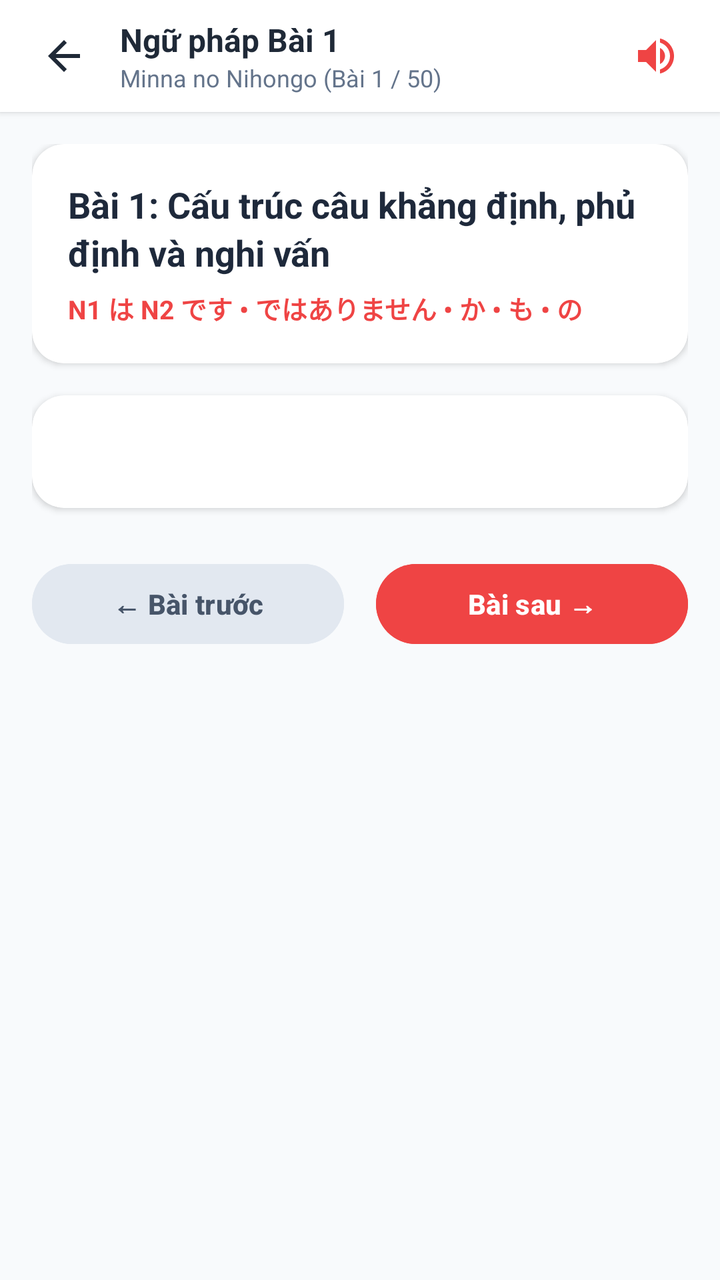
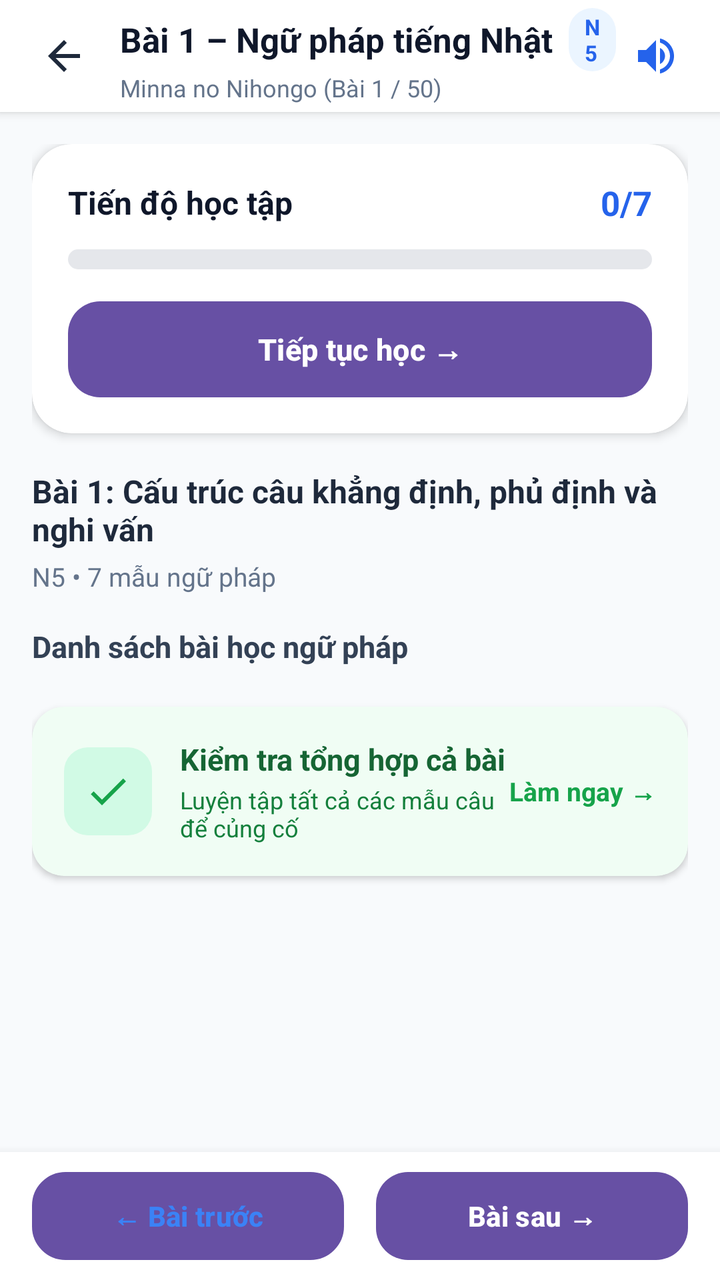

An Android layout rendered at two revisions. The XML below is the earlier revision; the diff shows what the commit changed to produce the second picture.
<!-- AndroidManifest.xml: application theme Theme.LearnEnglish -->
<!-- res/layout/activity_japanese_grammar_detail.xml -->
<?xml version="1.0" encoding="utf-8"?>
<LinearLayout xmlns:android="http://schemas.android.com/apk/res/android"
    xmlns:app="http://schemas.android.com/apk/res-auto"
    android:id="@+id/main"
    android:layout_width="match_parent"
    android:layout_height="match_parent"
    android:orientation="vertical"
    android:background="#F8FAFC">

    
    <LinearLayout
        android:layout_width="match_parent"
        android:layout_height="56dp"
        android:background="@android:color/white"
        android:gravity="center_vertical"
        android:elevation="2dp"
        android:paddingStart="12dp"
        android:paddingEnd="12dp">

        <ImageButton
            android:id="@+id/btnBack"
            android:layout_width="40dp"
            android:layout_height="40dp"
            android:background="?attr/selectableItemBackgroundBorderless"
            android:src="@drawable/ic_arrow_back"
            android:tint="#1F2937" />

        <LinearLayout
            android:layout_width="0dp"
            android:layout_height="wrap_content"
            android:layout_weight="1"
            android:layout_marginStart="8dp"
            android:orientation="vertical">

            <TextView
                android:id="@+id/tvGrammarHeaderTitle"
                android:layout_width="wrap_content"
                android:layout_height="wrap_content"
                android:text="Ngữ pháp Bài 1"
                android:textColor="#1F2937"
                android:textSize="16sp"
                android:textStyle="bold"
                android:singleLine="true"
                android:ellipsize="end" />

            <TextView
                android:id="@+id/tvGrammarHeaderSubtitle"
                android:layout_width="wrap_content"
                android:layout_height="wrap_content"
                android:text="Minna no Nihongo (Bài 1 / 50)"
                android:textColor="#64748B"
                android:textSize="12sp" />
        </LinearLayout>

        <ImageButton
            android:id="@+id/btnSpeakGrammar"
            android:layout_width="40dp"
            android:layout_height="40dp"
            android:background="?attr/selectableItemBackgroundBorderless"
            android:src="@drawable/ic_speaker"
            android:tint="#EF4444" />
    </LinearLayout>

    
    <ScrollView
        android:layout_width="match_parent"
        android:layout_height="0dp"
        android:layout_weight="1"
        android:padding="16dp"
        android:clipToPadding="false">

        <LinearLayout
            android:layout_width="match_parent"
            android:layout_height="wrap_content"
            android:orientation="vertical">

            
            <androidx.cardview.widget.CardView
                android:layout_width="match_parent"
                android:layout_height="wrap_content"
                android:layout_marginBottom="16dp"
                app:cardCornerRadius="16dp"
                app:cardElevation="2dp"
                app:cardBackgroundColor="@android:color/white">

                <LinearLayout
                    android:layout_width="match_parent"
                    android:layout_height="wrap_content"
                    android:orientation="vertical"
                    android:padding="18dp">

                    <TextView
                        android:id="@+id/tvLessonBannerTitle"
                        android:layout_width="wrap_content"
                        android:layout_height="wrap_content"
                        android:text="Bài 1: Cấu trúc câu khẳng định, phủ định và nghi vấn"
                        android:textColor="#1E293B"
                        android:textSize="18sp"
                        android:textStyle="bold"
                        android:lineSpacingExtra="3dp" />

                    <TextView
                        android:id="@+id/tvLessonBannerSummary"
                        android:layout_width="wrap_content"
                        android:layout_height="wrap_content"
                        android:layout_marginTop="6dp"
                        android:text="N1 は N2 です • ではありません • か • も • の"
                        android:textColor="#EF4444"
                        android:textSize="13sp"
                        android:textStyle="bold" />
                </LinearLayout>
            </androidx.cardview.widget.CardView>

            
            <androidx.cardview.widget.CardView
                android:layout_width="match_parent"
                android:layout_height="wrap_content"
                android:layout_marginBottom="16dp"
                app:cardCornerRadius="16dp"
                app:cardElevation="2dp"
                app:cardBackgroundColor="@android:color/white">

                <LinearLayout
                    android:layout_width="match_parent"
                    android:layout_height="wrap_content"
                    android:orientation="vertical"
                    android:padding="18dp">

                    <TextView
                        android:id="@+id/tvGrammarContent"
                        android:layout_width="match_parent"
                        android:layout_height="wrap_content"
                        android:textColor="#1E293B"
                        android:textSize="15sp"
                        android:lineSpacingExtra="6dp"
                        android:textIsSelectable="true" />
                </LinearLayout>
            </androidx.cardview.widget.CardView>

            
            <LinearLayout
                android:layout_width="match_parent"
                android:layout_height="wrap_content"
                android:layout_marginTop="8dp"
                android:layout_marginBottom="24dp"
                android:orientation="horizontal">

                <Button
                    android:id="@+id/btnPrevLesson"
                    android:layout_width="0dp"
                    android:layout_height="48dp"
                    android:layout_weight="1"
                    android:layout_marginEnd="8dp"
                    android:text="← Bài trước"
                    android:textColor="#475569"
                    android:textSize="14sp"
                    android:textStyle="bold"
                    android:backgroundTint="#E2E8F0" />

                <Button
                    android:id="@+id/btnNextLesson"
                    android:layout_width="0dp"
                    android:layout_height="48dp"
                    android:layout_weight="1"
                    android:layout_marginStart="8dp"
                    android:text="Bài sau →"
                    android:textColor="@android:color/white"
                    android:textSize="14sp"
                    android:textStyle="bold"
                    android:backgroundTint="#EF4444" />
            </LinearLayout>
        </LinearLayout>
    </ScrollView>
</LinearLayout>
<!-- resources referenced by this layout -->
<resources>
  <!-- drawable ic_arrow_back (drawable) -->
  <?xml version="1.0" encoding="utf-8"?>
  <vector xmlns:android="http://schemas.android.com/apk/res/android"
      android:width="24dp"
      android:height="24dp"
      android:viewportWidth="24"
      android:viewportHeight="24">
      <path
          android:fillColor="#1F2937"
          android:pathData="M20,11H7.83l5.59,-5.59L12,4l-8,8l8,8l1.41,-1.41L7.83,13H20v-2z"/>
  </vector>
  <!-- drawable ic_speaker (drawable) -->
  <vector xmlns:android="http://schemas.android.com/apk/res/android"
      android:width="24dp"
      android:height="24dp"
      android:viewportWidth="24.0"
      android:viewportHeight="24.0"
      android:tint="#4B5563">
      <path
          android:fillColor="@android:color/white"
          android:pathData="M3,9v6h4l5,5V4L7,9H3zM16.5,12c0,-1.77 -1.02,-3.29 -2.5,-4.03v8.05c1.48,-0.73 2.5,-2.25 2.5,-4.02zM14,3.23v2.06c2.89,0.86 5,3.54 5,6.71s-2.11,5.85 -5,6.71v2.06c4.01,-0.91 7,-4.49 7,-8.77s-2.99,-7.86 -7,-8.77z"/>
  </vector>
  <style name="Theme.LearnEnglish" parent="Base.Theme.LearnEnglish" />
  <style name="Base.Theme.LearnEnglish" parent="Theme.Material3.DayNight.NoActionBar">
          
          
      </style>
</resources>

<!-- the commit's change to res/layout/activity_japanese_grammar_detail.xml (unified diff, before → after) -->
@@ -13,7 +13,7 @@
         android:layout_height="56dp"
         android:background="@android:color/white"
         android:gravity="center_vertical"
-        android:elevation="2dp"
+        android:elevation="3dp"
         android:paddingStart="12dp"
         android:paddingEnd="12dp">
 
@@ -23,7 +23,7 @@
             android:layout_height="40dp"
             android:background="?attr/selectableItemBackgroundBorderless"
             android:src="@drawable/ic_arrow_back"
-            android:tint="#1F2937" />
+            app:tint="#1E293B" />
 
         <LinearLayout
             android:layout_width="0dp"
@@ -32,16 +32,36 @@
             android:layout_marginStart="8dp"
             android:orientation="vertical">
 
-            <TextView
-                android:id="@+id/tvGrammarHeaderTitle"
-                android:layout_width="wrap_content"
-                android:layout_height="wrap_content"
-                android:text="Ngữ pháp Bài 1"
-                android:textColor="#1F2937"
-                android:textSize="16sp"
-                android:textStyle="bold"
-                android:singleLine="true"
-                android:ellipsize="end" />
+            <LinearLayout
+                android:layout_width="wrap_content"
+                android:layout_height="wrap_content"
+                android:gravity="center_vertical"
+                android:orientation="horizontal">
+
+                <TextView
+                    android:id="@+id/tvGrammarHeaderTitle"
+                    android:layout_width="wrap_content"
+                    android:layout_height="wrap_content"
+                    android:text="Bài 1 – Ngữ pháp tiếng Nhật"
+                    android:textColor="#0F172A"
+                    android:textSize="17sp"
+                    android:textStyle="bold" />
+
+                <TextView
+                    android:id="@+id/tvLevelBadge"
+                    android:layout_width="wrap_content"
+                    android:layout_height="wrap_content"
+                    android:layout_marginStart="8dp"
+                    android:background="@drawable/bg_badge_blue"
+                    android:paddingStart="8dp"
+                    android:paddingEnd="8dp"
+                    android:paddingTop="2dp"
+                    android:paddingBottom="2dp"
+                    android:text="N5"
+                    android:textColor="#2563EB"
+                    android:textSize="11sp"
+                    android:textStyle="bold" />
+            </LinearLayout>
 
             <TextView
                 android:id="@+id/tvGrammarHeaderSubtitle"
@@ -58,11 +78,11 @@
             android:layout_height="40dp"
             android:background="?attr/selectableItemBackgroundBorderless"
             android:src="@drawable/ic_speaker"
-            android:tint="#EF4444" />
+            app:tint="#2563EB" />
     </LinearLayout>
 
     
-    <ScrollView
+    <androidx.core.widget.NestedScrollView
         android:layout_width="match_parent"
         android:layout_height="0dp"
         android:layout_weight="1"
@@ -78,9 +98,9 @@
             <androidx.cardview.widget.CardView
                 android:layout_width="match_parent"
                 android:layout_height="wrap_content"
-                android:layout_marginBottom="16dp"
-                app:cardCornerRadius="16dp"
-                app:cardElevation="2dp"
+                android:layout_marginBottom="18dp"
+                app:cardCornerRadius="20dp"
+                app:cardElevation="3dp"
                 app:cardBackgroundColor="@android:color/white">
 
                 <LinearLayout
@@ -89,86 +109,208 @@
                     android:orientation="vertical"
                     android:padding="18dp">
 
-                    <TextView
-                        android:id="@+id/tvLessonBannerTitle"
-                        android:layout_width="wrap_content"
+                    <LinearLayout
+                        android:layout_width="match_parent"
                         android:layout_height="wrap_content"
-                        android:text="Bài 1: Cấu trúc câu khẳng định, phủ định và nghi vấn"
-                        android:textColor="#1E293B"
-                        android:textSize="18sp"
-                        android:textStyle="bold"
-                        android:lineSpacingExtra="3dp" />
-
-                    <TextView
-                        android:id="@+id/tvLessonBannerSummary"
-                        android:layout_width="wrap_content"
-                        android:layout_height="wrap_content"
-                        android:layout_marginTop="6dp"
-                        android:text="N1 は N2 です • ではありません • か • も • の"
-                        android:textColor="#EF4444"
-                        android:textSize="13sp"
+                        android:orientation="horizontal"
+                        android:gravity="center_vertical">
+
+                        <TextView
+                            android:layout_width="0dp"
+                            android:layout_height="wrap_content"
+                            android:layout_weight="1"
+                            android:text="Tiến độ học tập"
+                            android:textColor="#0F172A"
+                            android:textSize="16sp"
+                            android:textStyle="bold" />
+
+                        <TextView
+                            android:id="@+id/tvProgressFraction"
+                            android:layout_width="wrap_content"
+                            android:layout_height="wrap_content"
+                            android:text="0/7"
+                            android:textColor="#2563EB"
+                            android:textSize="17sp"
+                            android:textStyle="bold" />
+                    </LinearLayout>
+
+                    
+                    <ProgressBar
+                        android:id="@+id/pbLessonProgress"
+                        style="?android:attr/progressBarStyleHorizontal"
+                        android:layout_width="match_parent"
+                        android:layout_height="10dp"
+                        android:layout_marginTop="12dp"
+                        android:layout_marginBottom="16dp"
+                        android:max="100"
+                        android:progress="0"
+                        android:progressDrawable="@drawable/progress_bar_blue" />
+
+                    
+                    <Button
+                        android:id="@+id/btnContinueStudy"
+                        android:layout_width="match_parent"
+                        android:layout_height="48dp"
+                        android:background="@drawable/bg_button_blue"
+                        android:text="Tiếp tục học →"
+                        android:textAllCaps="false"
+                        android:textColor="@android:color/white"
+                        android:textSize="15sp"
                         android:textStyle="bold" />
+
                 </LinearLayout>
+
             </androidx.cardview.widget.CardView>
 
             
+            <TextView
+                android:id="@+id/tvLessonBannerTitle"
+                android:layout_width="wrap_content"
+                android:layout_height="wrap_content"
+                android:layout_marginBottom="4dp"
+                android:text="Bài 1: Cấu trúc câu khẳng định, phủ định và nghi vấn"
+                android:textColor="#1E293B"
+                android:textSize="16sp"
+                android:textStyle="bold" />
+
+            <TextView
+                android:id="@+id/tvLessonBannerSummary"
+                android:layout_width="wrap_content"
+                android:layout_height="wrap_content"
+                android:layout_marginBottom="16dp"
+                android:text="N5 • 7 mẫu ngữ pháp"
+                android:textColor="#64748B"
+                android:textSize="13sp" />
+
+            
+            <TextView
+                android:layout_width="wrap_content"
+                android:layout_height="wrap_content"
+                android:layout_marginBottom="12dp"
+                android:text="Danh sách bài học ngữ pháp"
+                android:textColor="#334155"
+                android:textSize="15sp"
+                android:textStyle="bold" />
+
+            
+            <androidx.recyclerview.widget.RecyclerView
+                android:id="@+id/rvGrammarPoints"
+                android:layout_width="match_parent"
+                android:layout_height="wrap_content"
+                android:nestedScrollingEnabled="false" />
+
+            
             <androidx.cardview.widget.CardView
+                android:id="@+id/cardComprehensiveQuiz"
                 android:layout_width="match_parent"
                 android:layout_height="wrap_content"
-                android:layout_marginBottom="16dp"
+                android:layout_marginTop="8dp"
+                android:layout_marginBottom="24dp"
+                android:clickable="true"
+                android:focusable="true"
+                android:foreground="?attr/selectableItemBackground"
                 app:cardCornerRadius="16dp"
                 app:cardElevation="2dp"
-                app:cardBackgroundColor="@android:color/white">
+                app:cardBackgroundColor="#F0FDF4">
 
                 <LinearLayout
                     android:layout_width="match_parent"
                     android:layout_height="wrap_content"
-                    android:orientation="vertical"
-                    android:padding="18dp">
+                    android:orientation="horizontal"
+                    android:gravity="center_vertical"
+                    android:padding="16dp">
+
+                    <FrameLayout
+                        android:layout_width="44dp"
+                        android:layout_height="44dp"
+                        android:background="@drawable/bg_badge_green">
+
+                        <ImageView
+                            android:layout_width="24dp"
+                            android:layout_height="24dp"
+                            android:layout_gravity="center"
+                            android:src="@drawable/ic_check"
+                            app:tint="#16A34A" />
+                    </FrameLayout>
+
+                    <LinearLayout
+                        android:layout_width="0dp"
+                        android:layout_height="wrap_content"
+                        android:layout_weight="1"
+                        android:layout_marginStart="14dp"
+                        android:orientation="vertical">
+
+                        <TextView
+                            android:layout_width="wrap_content"
+                            android:layout_height="wrap_content"
+                            android:text="Kiểm tra tổng hợp cả bài"
+                            android:textColor="#166534"
+                            android:textSize="15sp"
+                            android:textStyle="bold" />
+
+                        <TextView
+                            android:id="@+id/tvComprehensiveStatus"
+                            android:layout_width="wrap_content"
+                            android:layout_height="wrap_content"
+                            android:layout_marginTop="2dp"
+                            android:text="Luyện tập tất cả các mẫu câu để củng cố"
+                            android:textColor="#15803D"
+                            android:textSize="12sp" />
+                    </LinearLayout>
 
                     <TextView
-                        android:id="@+id/tvGrammarContent"
-                        android:layout_width="match_parent"
+                        android:layout_width="wrap_content"
                         android:layout_height="wrap_content"
-                        android:textColor="#1E293B"
-                        android:textSize="15sp"
-                        android:lineSpacingExtra="6dp"
-                        android:textIsSelectable="true" />
+                        android:text="Làm ngay →"
+                        android:textColor="#16A34A"
+                        android:textSize="13sp"
+                        android:textStyle="bold" />
+
                 </LinearLayout>
+
             </androidx.cardview.widget.CardView>
 
-            
-            <LinearLayout
-                android:layout_width="match_parent"
-                android:layout_height="wrap_content"
-                android:layout_marginTop="8dp"
-                android:layout_marginBottom="24dp"
-                android:orientation="horizontal">
-
-                <Button
-                    android:id="@+id/btnPrevLesson"
-                    android:layout_width="0dp"
-                    android:layout_height="48dp"
-                    android:layout_weight="1"
-                    android:layout_marginEnd="8dp"
-                    android:text="← Bài trước"
-                    android:textColor="#475569"
-                    android:textSize="14sp"
-                    android:textStyle="bold"
-                    android:backgroundTint="#E2E8F0" />
-
-                <Button
-                    android:id="@+id/btnNextLesson"
-                    android:layout_width="0dp"
-                    android:layout_height="48dp"
-                    android:layout_weight="1"
-                    android:layout_marginStart="8dp"
-                    android:text="Bài sau →"
-                    android:textColor="@android:color/white"
-                    android:textSize="14sp"
-                    android:textStyle="bold"
-                    android:backgroundTint="#EF4444" />
-            </LinearLayout>
         </LinearLayout>
-    </ScrollView>
+
+    </androidx.core.widget.NestedScrollView>
+
+    
+    <LinearLayout
+        android:layout_width="match_parent"
+        android:layout_height="wrap_content"
+        android:background="@android:color/white"
+        android:elevation="8dp"
+        android:orientation="horizontal"
+        android:paddingStart="16dp"
+        android:paddingEnd="16dp"
+        android:paddingTop="10dp"
+        android:paddingBottom="10dp">
+
+        <Button
+            android:id="@+id/btnPrevLesson"
+            android:layout_width="0dp"
+            android:layout_height="44dp"
+            android:layout_weight="1"
+            android:layout_marginEnd="8dp"
+            android:background="@drawable/bg_button_outline"
+            android:text="← Bài trước"
+            android:textAllCaps="false"
+            android:textColor="#3B82F6"
+            android:textSize="14sp"
+            android:textStyle="bold" />
+
+        <Button
+            android:id="@+id/btnNextLesson"
+            android:layout_width="0dp"
+            android:layout_height="44dp"
+            android:layout_weight="1"
+            android:layout_marginStart="8dp"
+            android:background="@drawable/bg_button_blue"
+            android:text="Bài sau →"
+            android:textAllCaps="false"
+            android:textColor="@android:color/white"
+            android:textSize="14sp"
+            android:textStyle="bold" />
+    </LinearLayout>
+
 </LinearLayout>
<!-- resource entries referenced after the edit -->
@@ -1,5 +1,33 @@
 <!-- resources referenced by this layout -->
 <resources>
+  <!-- drawable bg_badge_blue (drawable) -->
+  <?xml version="1.0" encoding="utf-8"?>
+  <shape xmlns:android="http://schemas.android.com/apk/res/android"
+      android:shape="rectangle">
+      <solid android:color="#EBF5FF" />
+      <corners android:radius="16dp" />
+  </shape>
+  <!-- drawable bg_badge_green (drawable) -->
+  <?xml version="1.0" encoding="utf-8"?>
+  <shape xmlns:android="http://schemas.android.com/apk/res/android" android:shape="rectangle">
+      <solid android:color="#D1FAE5" />
+      <corners android:radius="12dp" />
+  </shape>
+  <!-- drawable bg_button_blue (drawable) -->
+  <?xml version="1.0" encoding="utf-8"?>
+  <shape xmlns:android="http://schemas.android.com/apk/res/android"
+      android:shape="rectangle">
+      <solid android:color="#3B82F6" />
+      <corners android:radius="16dp" />
+  </shape>
+  <!-- drawable bg_button_outline (drawable) -->
+  <?xml version="1.0" encoding="utf-8"?>
+  <shape xmlns:android="http://schemas.android.com/apk/res/android"
+      android:shape="rectangle">
+      <solid android:color="@android:color/white" />
+      <stroke android:width="1.5dp" android:color="#D1D5DB" />
+      <corners android:radius="16dp" />
+  </shape>
   <!-- drawable ic_arrow_back (drawable) -->
   <?xml version="1.0" encoding="utf-8"?>
   <vector xmlns:android="http://schemas.android.com/apk/res/android"
@@ -10,6 +38,14 @@
       <path
           android:fillColor="#1F2937"
           android:pathData="M20,11H7.83l5.59,-5.59L12,4l-8,8l8,8l1.41,-1.41L7.83,13H20v-2z"/>
+  </vector>
+  <!-- drawable ic_check (drawable) -->
+  <?xml version="1.0" encoding="utf-8"?>
+  <vector xmlns:android="http://schemas.android.com/apk/res/android"
+      android:width="24dp" android:height="24dp"
+      android:viewportWidth="24" android:viewportHeight="24">
+      <path android:fillColor="#FFFFFF"
+          android:pathData="M9,16.17L4.83,12l-1.42,1.41L9,19L21,7l-1.41,-1.41z"/>
   </vector>
   <!-- drawable ic_speaker (drawable) -->
   <vector xmlns:android="http://schemas.android.com/apk/res/android"
@@ -22,6 +58,24 @@
           android:fillColor="@android:color/white"
           android:pathData="M3,9v6h4l5,5V4L7,9H3zM16.5,12c0,-1.77 -1.02,-3.29 -2.5,-4.03v8.05c1.48,-0.73 2.5,-2.25 2.5,-4.02zM14,3.23v2.06c2.89,0.86 5,3.54 5,6.71s-2.11,5.85 -5,6.71v2.06c4.01,-0.91 7,-4.49 7,-8.77s-2.99,-7.86 -7,-8.77z"/>
   </vector>
+  <!-- drawable progress_bar_blue (drawable) -->
+  <?xml version="1.0" encoding="utf-8"?>
+  <layer-list xmlns:android="http://schemas.android.com/apk/res/android">
+      <item android:id="@android:id/background">
+          <shape android:shape="rectangle">
+              <solid android:color="#E5E7EB"/>
+              <corners android:radius="8dp"/>
+          </shape>
+      </item>
+      <item android:id="@android:id/progress">
+          <clip>
+              <shape android:shape="rectangle">
+                  <solid android:color="#3B82F6"/>
+                  <corners android:radius="8dp"/>
+              </shape>
+          </clip>
+      </item>
+  </layer-list>
   <style name="Theme.LearnEnglish" parent="Base.Theme.LearnEnglish" />
   <style name="Base.Theme.LearnEnglish" parent="Theme.Material3.DayNight.NoActionBar">
           
